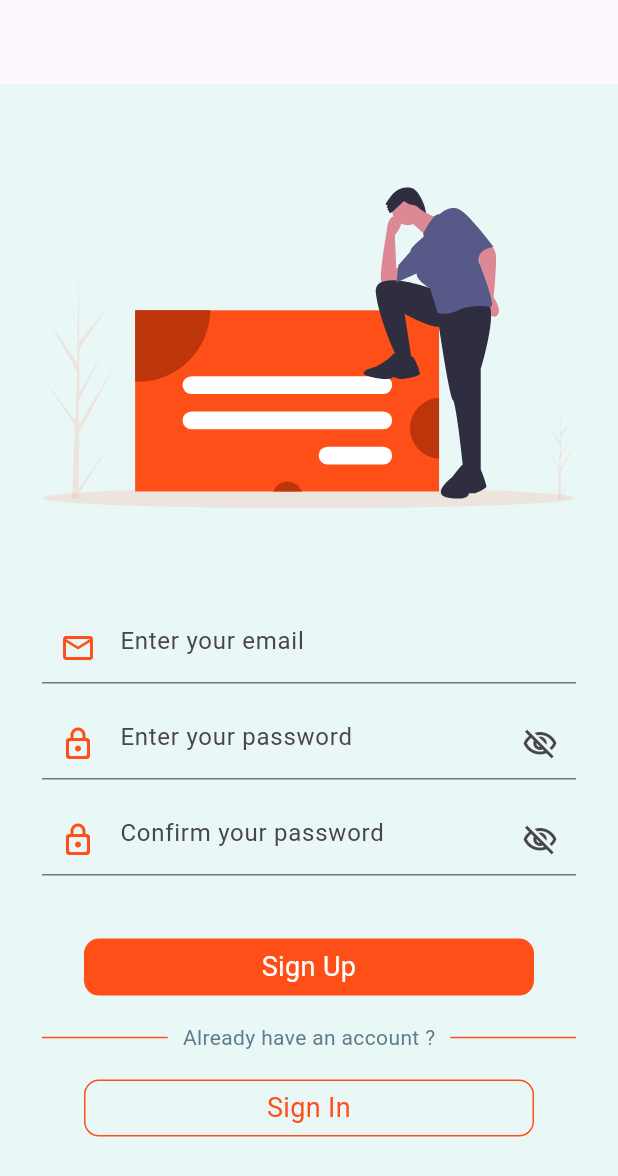
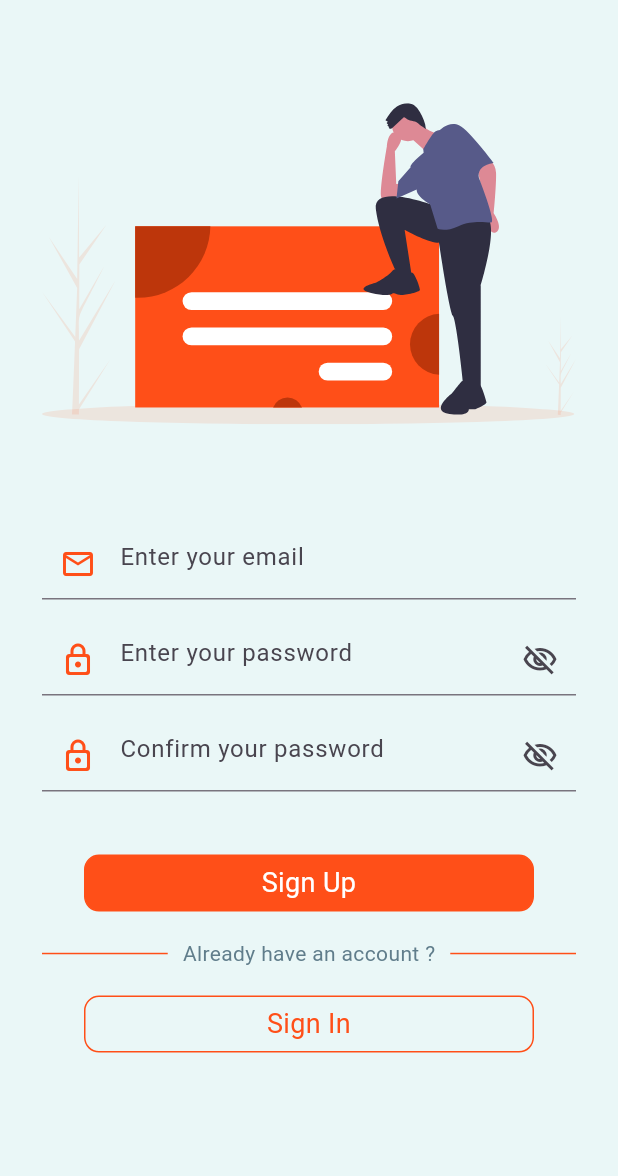
Before and after one commit to AkifhanIlgaz/oxford-vocabulary-app, a Flutter app: the SignupScreen screen opened directly, on a phone screen of 412 x 824 dp. Shown: the top 1176 px of the screen. Run offline on Flutter 3.47's test engine with Material 3 defaults, Android fonts, the phone set to English and light mode, and no system bars; our stand-ins replace email_validator, firebase_auth, firebase_core, flutter_svg, google_sign_in; accounts and stored records are empty; generated files the repository leaves out were written again; network calls fail; Roboto replaces fonts that are missing (Montserrat).

Commit message:
change naming to follow convention

```diff
--- a/lib/screens/signin.dart
+++ b/lib/screens/signin.dart
@@ -58,7 +58,7 @@ class _SigninScreenState extends State<SigninScreen> {
       if (snackBarContent.isNotEmpty) {
         ScaffoldMessenger.of(context).clearSnackBars();
         ScaffoldMessenger.of(context)
-            .showSnackBar(CustomSnackBar(content: snackBarContent));
+            .showSnackBar(customSnackBar(content: snackBarContent));
       }
     }
   }
--- a/lib/screens/signup.dart
+++ b/lib/screens/signup.dart
@@ -64,7 +64,7 @@ class _SignupScreenState extends State<SignupScreen> {
       if (snackBarContent.isNotEmpty) {
         ScaffoldMessenger.of(context).clearSnackBars();
         ScaffoldMessenger.of(context)
-            .showSnackBar(CustomSnackBar(content: snackBarContent));
+            .showSnackBar(customSnackBar(content: snackBarContent));
       }
     }
   }
@@ -74,10 +74,8 @@ class _SignupScreenState extends State<SignupScreen> {
     final size = MediaQuery.of(context).size;
 
     return Scaffold(
-      appBar: AppBar(
-        automaticallyImplyLeading: false,
-      ),
-      body: SingleChildScrollView(
+      body: SafeArea(
+        child: SingleChildScrollView(
           child: Form(
             key: _formKey,
             child: Padding(
@@ -148,6 +146,7 @@ class _SignupScreenState extends State<SignupScreen> {
             ),
           ),
         ),
+      ),
     );
   }
 
--- a/lib/widgets/snackbar.dart
+++ b/lib/widgets/snackbar.dart
@@ -1,7 +1,7 @@
 import 'package:flutter/material.dart';
 import 'package:oxford_vocabulary_app/main.dart';
 
-SnackBar CustomSnackBar({
+SnackBar customSnackBar({
   required String content,
   Duration duration = const Duration(seconds: 3),
 }) {
```
Lines whose indentation alone changed are shown as unchanged.
